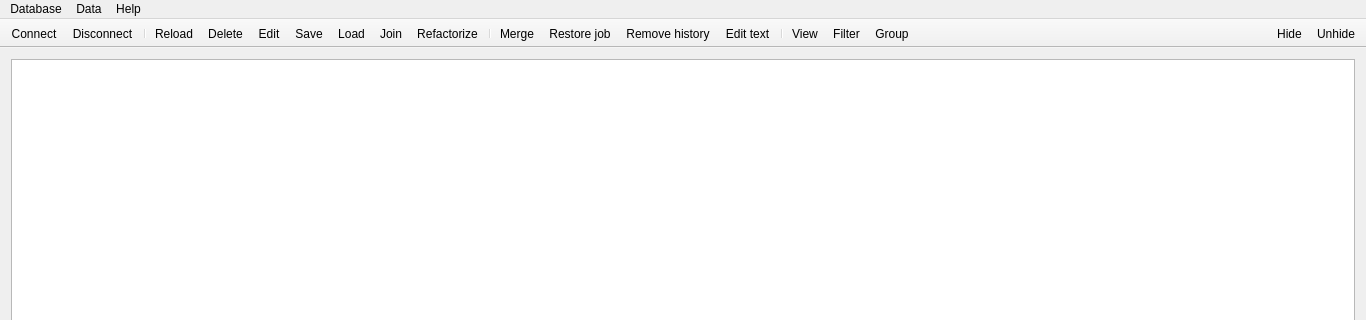
First picture: the form in mainwindow.ui, repository Kuszki/EW-Database, before the edit; both pictures show x 0 to 1366 and y 0 to 320 of the 1366 by 768 pixel window.
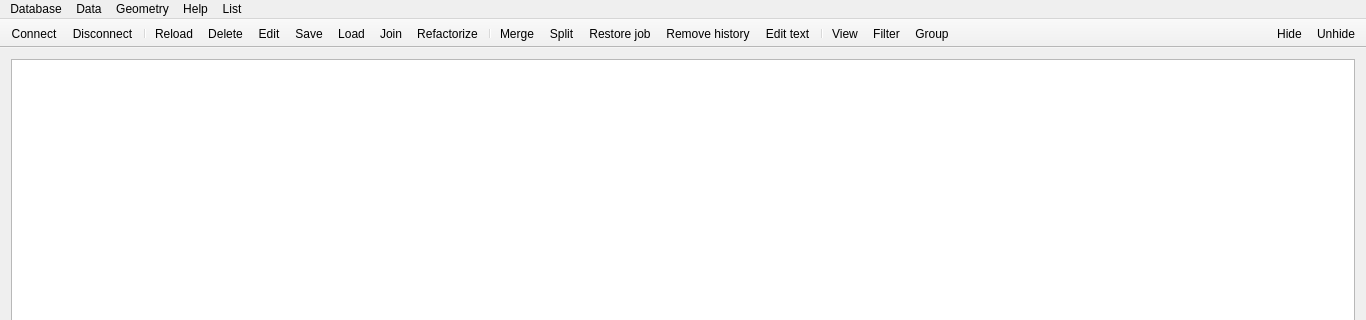
Second picture: the form after the edit. Icons and pictures are not drawn.

Diff of the .ui file:
```diff
--- a/mainwindow.ui
+++ b/mainwindow.ui
@@ -69,7 +69,7 @@
      <x>0</x>
      <y>0</y>
      <width>1366</width>
-     <height>23</height>
+     <height>25</height>
     </rect>
    </property>
    <widget class="QMenu" name="menuDatabase">
@@ -109,9 +109,30 @@
     </property>
     <addaction name="actionAbout"/>
    </widget>
+   <widget class="QMenu" name="menuGeometry">
+    <property name="title">
+     <string>Geometry</string>
+    </property>
+    <addaction name="actionJoin"/>
+    <addaction name="actionMerge"/>
+    <addaction name="actionSplit"/>
+    <addaction name="actionText"/>
+   </widget>
+   <widget class="QMenu" name="menuView">
+    <property name="title">
+     <string>List</string>
+    </property>
+    <addaction name="actionView"/>
+    <addaction name="actionGroup"/>
+    <addaction name="separator"/>
+    <addaction name="actionHide"/>
+    <addaction name="actionUnhide"/>
+   </widget>
    <addaction name="menuDatabase"/>
    <addaction name="menuData"/>
+   <addaction name="menuGeometry"/>
    <addaction name="menuHelp"/>
+   <addaction name="menuView"/>
   </widget>
   <widget class="QToolBar" name="mainTool">
    <property name="windowTitle">
@@ -141,6 +162,7 @@
    <addaction name="actionRefactor"/>
    <addaction name="separator"/>
    <addaction name="actionMerge"/>
+   <addaction name="actionSplit"/>
    <addaction name="actionRestore"/>
    <addaction name="actionHistory"/>
    <addaction name="actionText"/>
@@ -417,6 +439,17 @@
     <string>Ctrl+M</string>
    </property>
   </action>
+  <action name="actionSplit">
+   <property name="icon">
+    <iconset theme="edit-cut"/>
+   </property>
+   <property name="text">
+    <string>Split</string>
+   </property>
+   <property name="shortcut">
+    <string>Ctrl+X</string>
+   </property>
+  </action>
  </widget>
  <layoutdefault spacing="6" margin="11"/>
  <resources/>
```
Left out of the diff: 72 changed lines with no effect on the pictures.
